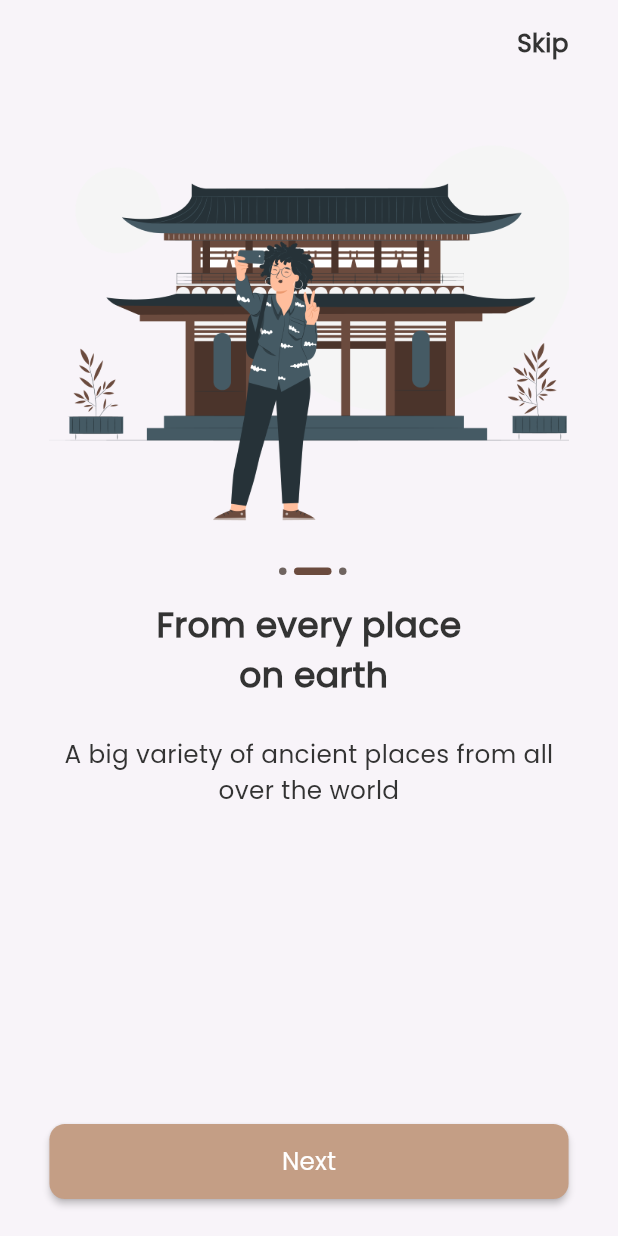
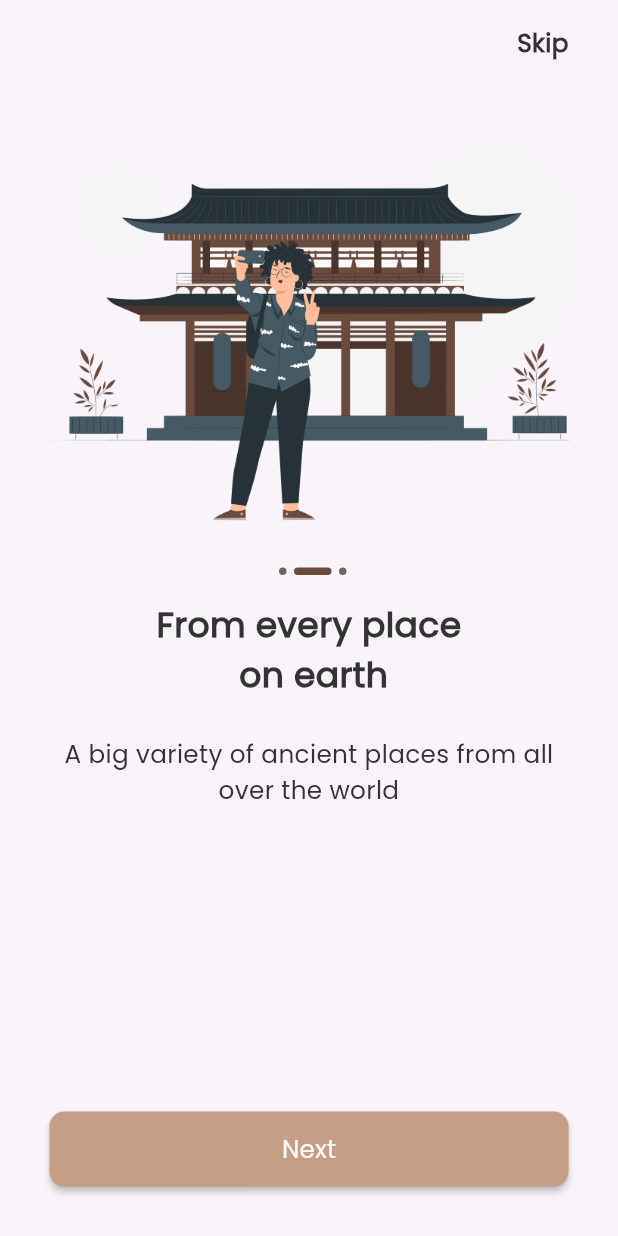
Before and after one commit to Mostafa-Salah10/DalelApp, a Flutter app: the screen it shows after launch, swiped to page 2, on a phone screen of 412 x 824 dp. Run offline on Flutter 3.47's test engine with Material 3 defaults, Android fonts, the phone set to English and light mode, and no system bars; our stand-ins replace device_preview.

Commit message:
Refactor onboarding

```diff
--- a/lib/features/onboarding/presentation/widgets/custom_button.dart
+++ b/lib/core/widgets/custom_button.dart
@@ -1,4 +1,3 @@
-import 'package:dalel/core/ResponsiveHelper/size_config.dart';
 import 'package:dalel/core/utils/app_text_style.dart';
 import 'package:flutter/material.dart';
 
@@ -17,9 +16,9 @@ class CustomButton extends StatelessWidget {
   Widget build(BuildContext context) {
     return MaterialButton(
       shape: RoundedRectangleBorder(
-        borderRadius: BorderRadius.circular(SizeConfig.blockWidth!*2.5)
+        borderRadius: BorderRadius.circular(10)
       ),
-      minWidth: SizeConfig.screenWidth,
+      minWidth: double.infinity,
       height: 50,
       color: color,
       onPressed: onPressed,
--- a/lib/features/onboarding/presentation/screens/onboarding_view.dart
+++ b/lib/features/onboarding/presentation/screens/onboarding_view.dart
@@ -5,7 +5,7 @@ import 'package:dalel/core/utils/app_text_style.dart';
 import 'package:dalel/core/utils/localization_helper.dart';
 import 'package:dalel/features/onboarding/data/models/onboarding_model.dart';
 import 'package:dalel/features/onboarding/presentation/model_view/indicator_provider.dart';
-import 'package:dalel/features/onboarding/presentation/widgets/custom_button.dart';
+import 'package:dalel/core/widgets/custom_button.dart';
 import 'package:dalel/features/onboarding/presentation/widgets/custom_page_view.dart';
 import 'package:dalel/features/onboarding/presentation/widgets/custom_skip_text.dart';
 import 'package:flutter/material.dart';
@@ -22,9 +22,10 @@ class OnboardingView extends StatelessWidget {
     final providerwatch = Provider.of<IndicatorProvider>(context, listen: true);
     return Scaffold(
         body: SafeArea(
+      child: Padding(
+        padding:  EdgeInsets.symmetric(vertical: SizeConfig.blockHeight! * 2),
         child: Column(
           children: [
-          const VerticalSpace(height: 2),
             CustomSkipText(provider: provider, providerwatch: providerwatch),
             const VerticalSpace(height: 2),
             const Expanded(child: CustomPageView()),
@@ -40,7 +41,7 @@ class OnboardingView extends StatelessWidget {
                     : S.of(context).next,
               ),
             ),
-          const VerticalSpace(height: 3),
+            const VerticalSpace(height: 2),
             InkWell(
               onTap: () {},
               child: Visibility(
@@ -56,6 +57,7 @@ class OnboardingView extends StatelessWidget {
             ),
           ],
         ),
+      ),
     ));
   }
 }
--- a/lib/features/onboarding/presentation/widgets/custom_page_view_body.dart
+++ b/lib/features/onboarding/presentation/widgets/custom_page_view_body.dart
@@ -26,11 +26,15 @@ class CustomPageViewBody extends StatelessWidget {
           const CustomDotteIndicator(),
           const VerticalSpace(height: 2),
           Text(
+              maxLines: 3,
+              overflow: TextOverflow.ellipsis,
               textAlign: TextAlign.center,
               listData.title,
               style: AppTextStyle.poppinsstyle24),
           const VerticalSpace(height: 3),
           Text(
+            maxLines: 3,
+            overflow: TextOverflow.ellipsis,
             listData.descraption,
             style: AppTextStyle.poppinsstyle16,
             textAlign: TextAlign.center,
--- a/lib/main.dart
+++ b/lib/main.dart
@@ -21,10 +21,12 @@ class DalelApp extends StatelessWidget {
   Widget build(BuildContext context) {
     return MaterialApp(
       theme: ThemeData(
+
         scaffoldBackgroundColor: AppColors.offWhite,
       ),
       debugShowCheckedModeBanner: false,
       title: 'Dalel',
+
       initialRoute: AppRoutes.splashScreenRoute,
       onGenerateRoute: AppRouter.ongenerateRoute,
       localizationsDelegates: const [
```
Lines whose indentation alone changed are shown as unchanged.
